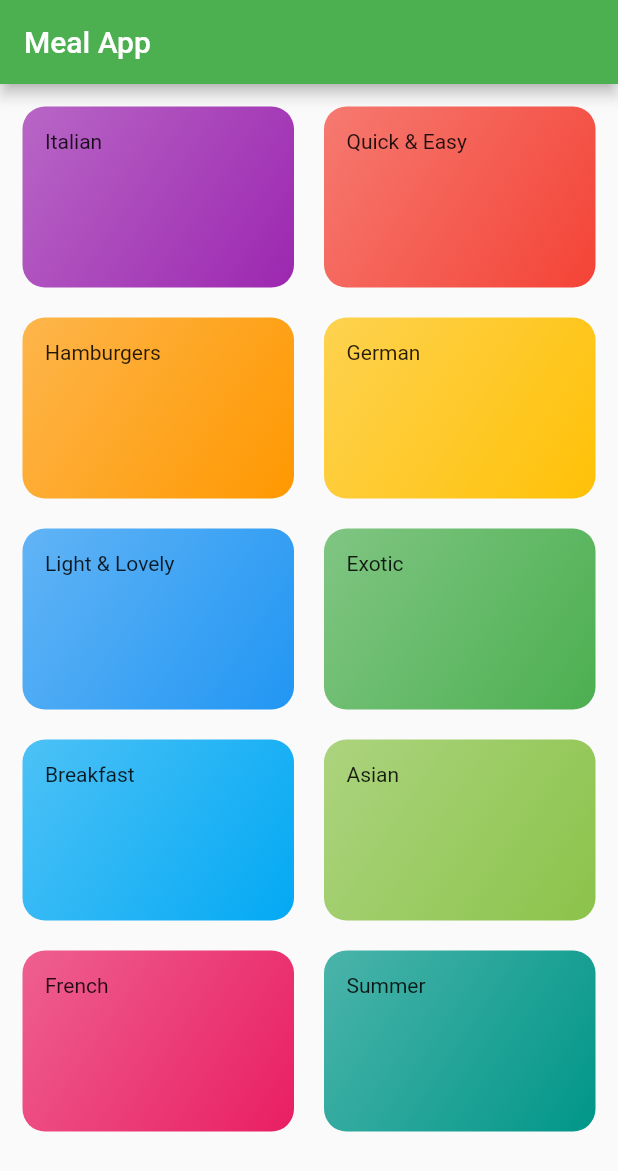
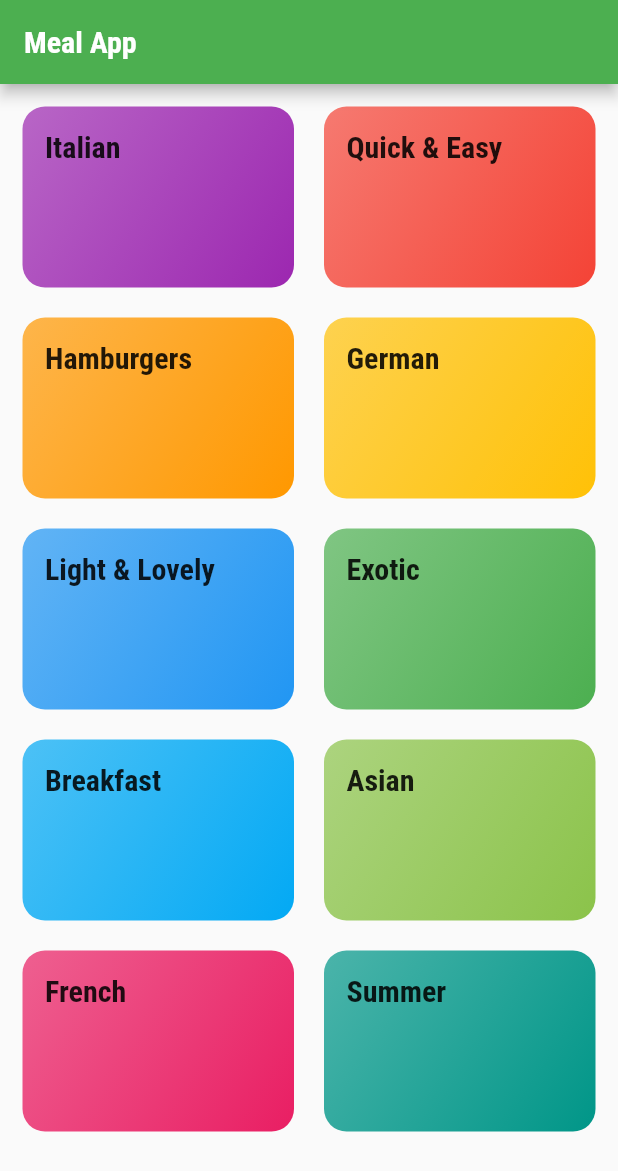
Before and after one commit to dondonjedd/meal_app, a Flutter app: the screen it shows after launch, on a phone screen of 412 x 824 dp. Shown: the top 1171 px of the screen. Run offline on Flutter 3.47's test engine with Material 2 defaults, Android fonts, the phone set to English and light mode, and no system bars.

Commit message:
Create and navigate to cateogry screen -Navigation when category item is clicked

```diff
--- a/lib/main.dart
+++ b/lib/main.dart
@@ -14,8 +14,15 @@ class MyApp extends StatelessWidget {
     return MaterialApp(
       title: 'Meal App',
       theme: ThemeData(
-        primarySwatch: Colors.green,
-      ),
+          primarySwatch: Colors.green,
+          fontFamily: "RobotoCondensed",
+          textTheme: ThemeData.light().textTheme.copyWith(
+              bodyMedium: const TextStyle(color: Color.fromRGBO(20, 51, 51, 1)),
+              bodySmall: const TextStyle(color: Color.fromRGBO(20, 51, 51, 1)),
+              titleLarge: const TextStyle(
+                  fontSize: 20,
+                  fontFamily: "RobotoCondensed",
+                  fontWeight: FontWeight.bold))),
       home: const Dashboard(),
     );
   }
--- a/lib/widgets/category_item.dart
+++ b/lib/widgets/category_item.dart
@@ -1,4 +1,6 @@
 import 'package:flutter/material.dart';
+
+import 'category_page.dart';
 
 class CategoryItem extends StatelessWidget {
   final String title;
@@ -6,9 +8,19 @@ class CategoryItem extends StatelessWidget {
 
   const CategoryItem(this.title, this.color, {super.key});
 
+  void openCategoryPage(BuildContext ctx) {
+    Navigator.of(ctx).push(MaterialPageRoute(builder: (_) {
+      return const CategoryPage();
+    }));
+  }
+
   @override
   Widget build(BuildContext context) {
-    return Container(
+    return InkWell(
+      onTap: () => openCategoryPage(context),
+      splashColor: Theme.of(context).primaryColor,
+      borderRadius: BorderRadius.circular(15),
+      child: Container(
         padding: const EdgeInsets.all(15),
         decoration: BoxDecoration(
             gradient: LinearGradient(colors: [
@@ -16,7 +28,11 @@ class CategoryItem extends StatelessWidget {
               color,
             ], begin: Alignment.topLeft, end: Alignment.bottomRight),
             borderRadius: BorderRadius.circular(15)),
-      child: Text(title),
+        child: Text(
+          title,
+          style: Theme.of(context).textTheme.titleLarge,
+        ),
+      ),
     );
   }
 }
```
Also changed, not shown: lib/widgets/category_page.dart (added, +15 -0 lines), pubspec.yaml (+17 -11 lines), assets/fonts/Raleway-Black.ttf (renamed from fonts/Raleway-Black.ttf), assets/fonts/Raleway-Bold.ttf (renamed from fonts/Raleway-Bold.ttf), assets/fonts/Raleway-Regular.ttf (renamed from fonts/Raleway-Regular.ttf), assets/fonts/RobotoCondensed-Bold.ttf (renamed from fonts/RobotoCondensed-Bold.ttf), assets/fonts/RobotoCondensed-Italic.ttf (renamed from fonts/RobotoCondensed-Italic.ttf), assets/fonts/RobotoCondensed-Light.ttf (renamed from fonts/RobotoCondensed-Light.ttf), assets/fonts/RobotoCondensed-Regular.ttf (renamed from fonts/RobotoCondensed-Regular.ttf). Lines whose indentation alone changed are shown as unchanged.
